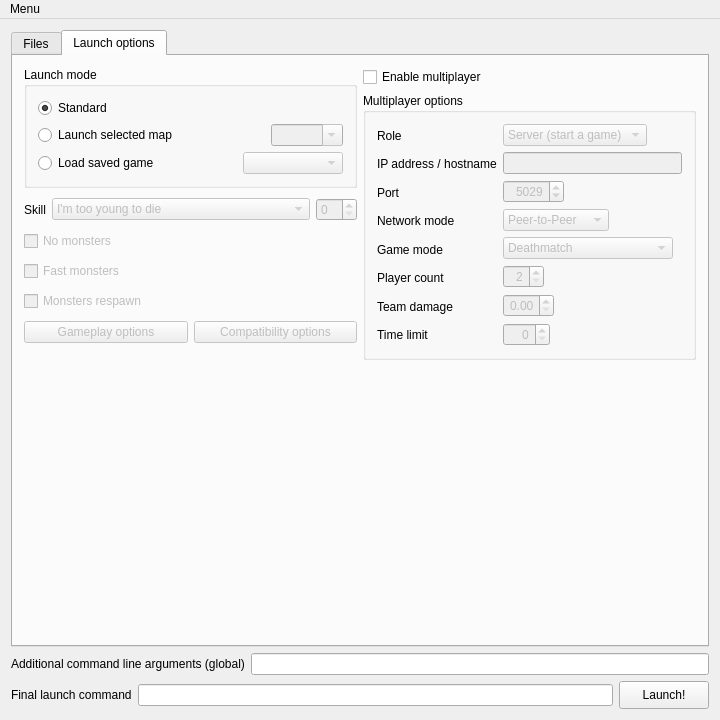
This is Forms/MainWindow.ui in Youda008/DoomRunner as Qt 5 draws it before an edit. The edited form follows.
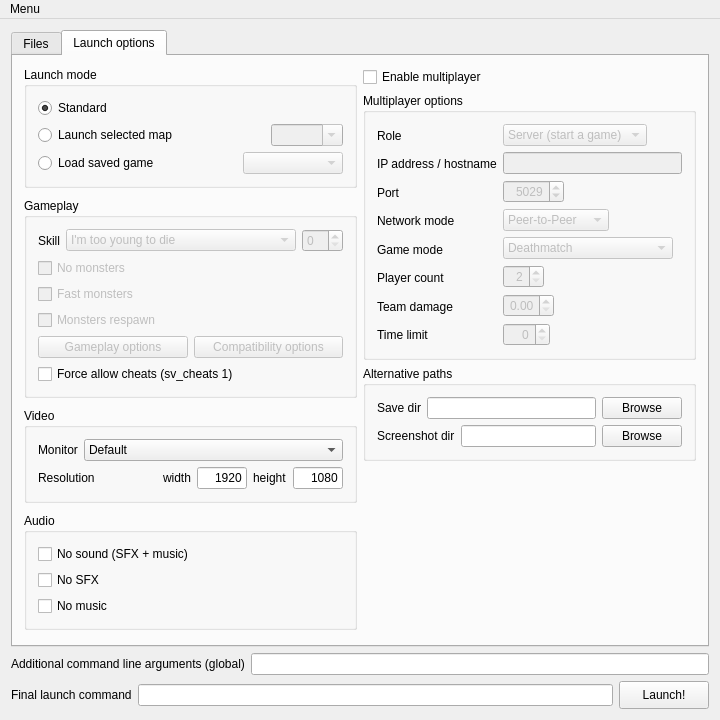
This is the edited form. The open tabs and pages were chosen to show the change. Custom widgets are drawn as their Qt base class.

Commit message: new launch options for video, audio and alternative directories

Diff of the .ui file:
```diff
--- a/Forms/MainWindow.ui
+++ b/Forms/MainWindow.ui
@@ -569,6 +569,12 @@
            </widget>
           </item>
           <item>
+           <widget class="QGroupBox" name="gameplayGrpBox">
+            <property name="title">
+             <string>Gameplay</string>
+            </property>
+            <layout class="QVBoxLayout" name="verticalLayout_16">
+             <item>
            <layout class="QHBoxLayout" name="horizontalLayout_7">
             <property name="sizeConstraint">
              <enum>QLayout::SetDefaultConstraint</enum>
@@ -699,6 +705,163 @@
            </layout>
           </item>
           <item>
+              <widget class="QCheckBox" name="allowCheatsChkBox">
+               <property name="text">
+                <string>Force allow cheats (sv_cheats 1)</string>
+               </property>
+              </widget>
+             </item>
+            </layout>
+           </widget>
+          </item>
+          <item>
+           <widget class="QGroupBox" name="videoGrpBox">
+            <property name="title">
+             <string>Video</string>
+            </property>
+            <layout class="QVBoxLayout" name="verticalLayout_17">
+             <item>
+              <layout class="QHBoxLayout" name="horizontalLayout_13">
+               <item>
+                <widget class="QLabel" name="monitorLabel">
+                 <property name="text">
+                  <string>Monitor</string>
+                 </property>
+                </widget>
+               </item>
+               <item>
+                <widget class="QComboBox" name="monitorCmbBox">
+                 <property name="sizePolicy">
+                  <sizepolicy hsizetype="Expanding" vsizetype="Fixed">
+                   <horstretch>0</horstretch>
+                   <verstretch>0</verstretch>
+                  </sizepolicy>
+                 </property>
+                 <item>
+                  <property name="text">
+                   <string>Default</string>
+                  </property>
+                 </item>
+                </widget>
+               </item>
+              </layout>
+             </item>
+             <item>
+              <layout class="QHBoxLayout" name="horizontalLayout_21">
+               <item>
+                <widget class="QLabel" name="resolutionLabel">
+                 <property name="text">
+                  <string>Resolution</string>
+                 </property>
+                </widget>
+               </item>
+               <item>
+                <spacer name="horizontalSpacer_10">
+                 <property name="orientation">
+                  <enum>Qt::Horizontal</enum>
+                 </property>
+                 <property name="sizeHint" stdset="0">
+                  <size>
+                   <width>40</width>
+                   <height>20</height>
+                  </size>
+                 </property>
+                </spacer>
+               </item>
+               <item>
+                <widget class="QLabel" name="resolutionXLabel">
+                 <property name="text">
+                  <string>width</string>
+                 </property>
+                </widget>
+               </item>
+               <item>
+                <widget class="QLineEdit" name="resolutionXLine">
+                 <property name="sizePolicy">
+                  <sizepolicy hsizetype="Maximum" vsizetype="Fixed">
+                   <horstretch>0</horstretch>
+                   <verstretch>0</verstretch>
+                  </sizepolicy>
+                 </property>
+                 <property name="maximumSize">
+                  <size>
+                   <width>50</width>
+                   <height>16777215</height>
+                  </size>
+                 </property>
+                 <property name="text">
+                  <string>1920</string>
+                 </property>
+                 <property name="alignment">
+                  <set>Qt::AlignRight|Qt::AlignTrailing|Qt::AlignVCenter</set>
+                 </property>
+                </widget>
+               </item>
+               <item>
+                <widget class="QLabel" name="resolutionYLabel">
+                 <property name="text">
+                  <string>height</string>
+                 </property>
+                </widget>
+               </item>
+               <item>
+                <widget class="QLineEdit" name="resolutionYLine">
+                 <property name="sizePolicy">
+                  <sizepolicy hsizetype="Maximum" vsizetype="Fixed">
+                   <horstretch>0</horstretch>
+                   <verstretch>0</verstretch>
+                  </sizepolicy>
+                 </property>
+                 <property name="maximumSize">
+                  <size>
+                   <width>50</width>
+                   <height>16777215</height>
+                  </size>
+                 </property>
+                 <property name="text">
+                  <string>1080</string>
+                 </property>
+                 <property name="alignment">
+                  <set>Qt::AlignRight|Qt::AlignTrailing|Qt::AlignVCenter</set>
+                 </property>
+                </widget>
+               </item>
+              </layout>
+             </item>
+            </layout>
+           </widget>
+          </item>
+          <item>
+           <widget class="QGroupBox" name="audioGrpBox">
+            <property name="title">
+             <string>Audio</string>
+            </property>
+            <layout class="QVBoxLayout" name="verticalLayout_18">
+             <item>
+              <widget class="QCheckBox" name="noSoundChkBox">
+               <property name="text">
+                <string>No sound (SFX + music)</string>
+               </property>
+              </widget>
+             </item>
+             <item>
+              <widget class="QCheckBox" name="noSfxChkBox">
+               <property name="text">
+                <string>No SFX</string>
+               </property>
+              </widget>
+             </item>
+             <item>
+              <widget class="QCheckBox" name="noMusicChkBox">
+               <property name="text">
+                <string>No music</string>
+               </property>
+              </widget>
+             </item>
+            </layout>
+           </widget>
+          </item>
+          <item>
            <spacer name="verticalSpacer">
             <property name="orientation">
              <enum>Qt::Vertical</enum>
@@ -1136,6 +1299,57 @@
             </layout>
            </widget>
           </item>
+          <item>
+           <widget class="QGroupBox" name="pathsGrpBox">
+            <property name="title">
+             <string>Alternative paths</string>
+            </property>
+            <layout class="QVBoxLayout" name="verticalLayout_19">
+             <item>
+              <layout class="QHBoxLayout" name="horizontalLayout_25">
+               <item>
+                <widget class="QLabel" name="saveDirLabel">
+                 <property name="text">
+                  <string>Save dir</string>
+                 </property>
+                </widget>
+               </item>
+               <item>
+                <widget class="QLineEdit" name="saveDirLine"/>
+               </item>
+               <item>
+                <widget class="QPushButton" name="saveDirBtn">
+                 <property name="text">
+                  <string>Browse</string>
+                 </property>
+                </widget>
+               </item>
+              </layout>
+             </item>
+             <item>
+              <layout class="QHBoxLayout" name="horizontalLayout_26">
+               <item>
+                <widget class="QLabel" name="screenshotDirLabel">
+                 <property name="text">
+                  <string>Screenshot dir</string>
+                 </property>
+                </widget>
+               </item>
+               <item>
+                <widget class="QLineEdit" name="screenshotDirLine"/>
+               </item>
+               <item>
+                <widget class="QPushButton" name="screenshotDirBtn">
+                 <property name="text">
+                  <string>Browse</string>
+                 </property>
+                </widget>
+               </item>
+              </layout>
+             </item>
+            </layout>
+           </widget>
+          </item>
           <item>
            <spacer name="verticalSpacer_2">
             <property name="orientation">
```
Lines whose indentation alone changed are shown as unchanged. The commit also changes 7 other files.
